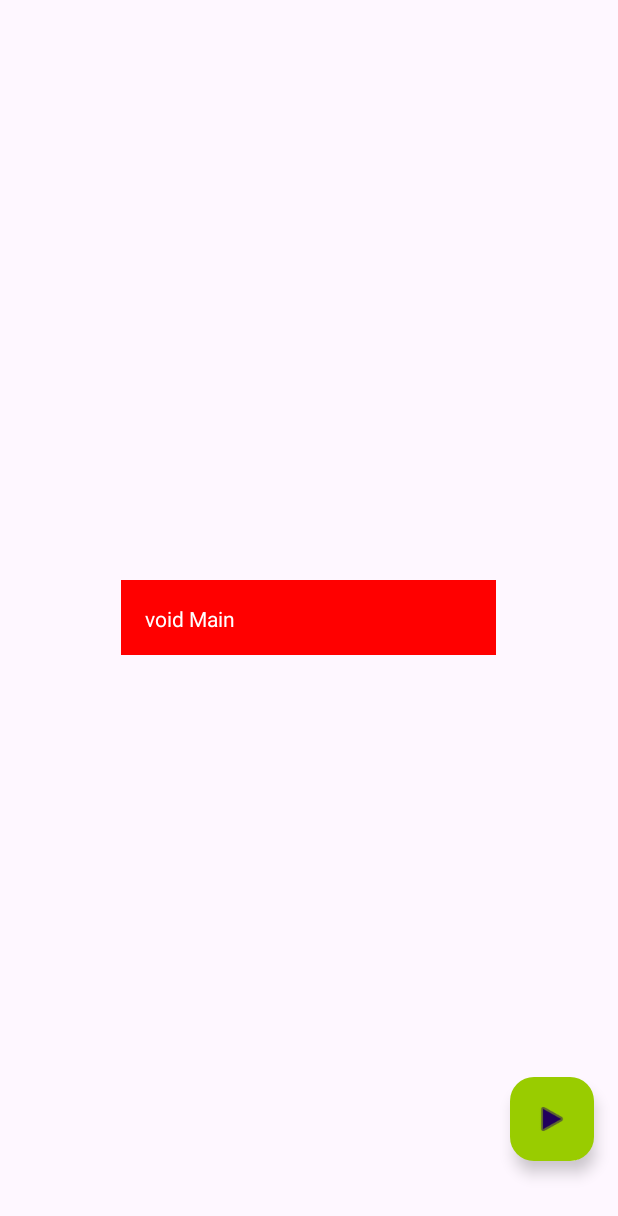
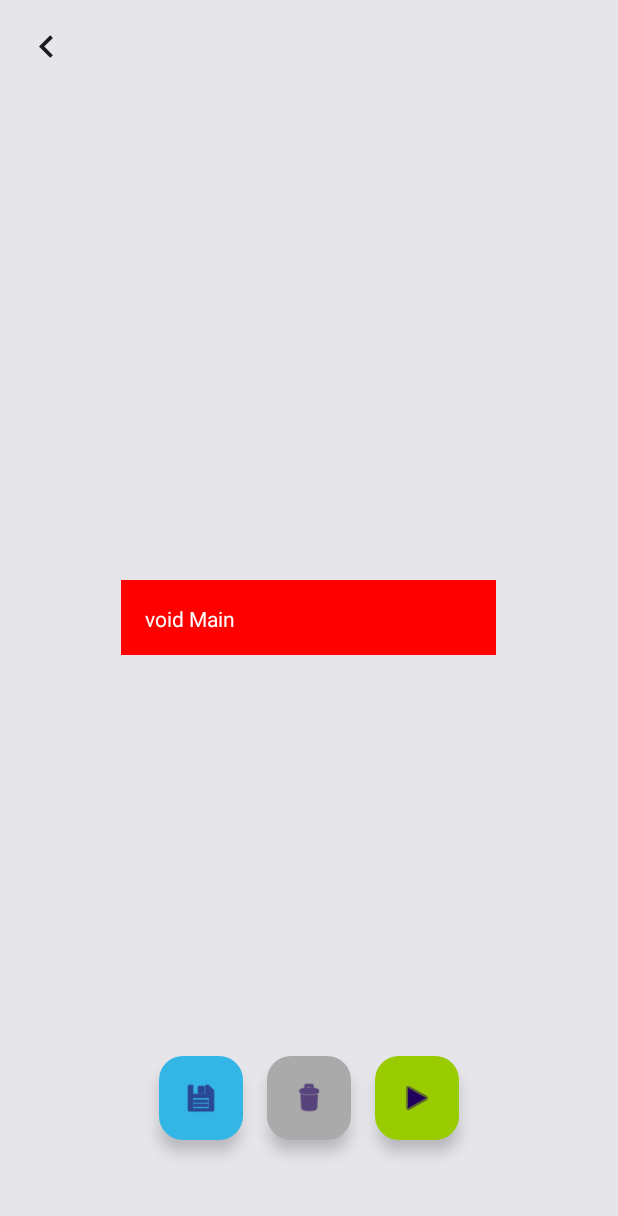
Before and after one commit to Lican1907/mainver2, an Android app: the MainActivity screen opened directly, with no data from a screen before it, on a phone screen of 412 x 824 dp. Shown: the top 1216 px of the screen. Run offline under Robolectric (Android 15) with nearby library versions, the phone set to English and light mode, and no system bars.

Commit message:
ui changes

```diff
--- a/app/src/main/java/com/example/mainver2/StartActivity.kt
+++ b/app/src/main/java/com/example/mainver2/StartActivity.kt
@@ -2,6 +2,7 @@ package com.example.mainver2
 
 import android.content.Intent
 import android.os.Bundle
+import android.widget.Button
 import android.widget.ImageButton
 import androidx.activity.enableEdgeToEdge
 import androidx.appcompat.app.AppCompatActivity
@@ -14,8 +15,8 @@ class StartActivity : AppCompatActivity() {
         setContentView(R.layout.activity_start)
 
         val buttonUser = findViewById<ImageButton>(R.id.imageButtonUser)
-        val buttonCreateProject = findViewById<ImageButton>(R.id.imageButtonCreateProject)
-        val buttonMyPorjects = findViewById<ImageButton>(R.id.imageButtonMyProjects)
+        val buttonCreateProject = findViewById<Button>(R.id.imageButtonCreateProject)
+        val buttonMyPorjects = findViewById<Button>(R.id.imageButtonMyProjects)
 
 
         buttonUser.setOnClickListener {
--- a/app/src/main/res/layout/activity_main.xml
+++ b/app/src/main/res/layout/activity_main.xml
@@ -4,61 +4,102 @@
     xmlns:app="http://schemas.android.com/apk/res-auto"
     android:id="@+id/drawer_layout"
     android:layout_width="match_parent"
-    android:layout_height="match_parent">
+    android:layout_height="match_parent"
+    android:background="@color/light_gray">
+
 
     <RelativeLayout
         android:id="@+id/rootLayout"
         android:layout_width="match_parent"
         android:layout_height="match_parent">
 
+        <ImageButton
+            android:id="@+id/imageButtonBack"
+            android:layout_width="wrap_content"
+            android:layout_height="wrap_content"
+            android:layout_alignParentStart="true"
+            android:layout_alignParentTop="true"
+            android:layout_marginStart="16dp"
+            android:layout_marginTop="16dp"
+            android:background="@android:color/transparent"
+            app:srcCompat="@drawable/ic_back" />
+
+        <LinearLayout
+            android:id="@+id/buttonContainer"
+            android:layout_width="match_parent"
+            android:layout_height="80dp"
+            android:layout_alignParentEnd="true"
+            android:layout_alignParentBottom="true"
+            android:layout_marginEnd="0dp"
+            android:layout_marginBottom="48dp"
+            android:gravity="center_horizontal"
+            android:orientation="horizontal"
+            android:weightSum="3">
+
+            <com.google.android.material.floatingactionbutton.FloatingActionButton
+                android:id="@+id/saveButton"
+                android:layout_width="wrap_content"
+                android:layout_height="wrap_content"
+                android:layout_margin="8dp"
+                android:layout_weight="1"
+                android:backgroundTint="@android:color/holo_blue_light"
+                android:stateListAnimator="@null"
+                app:srcCompat="@android:drawable/ic_menu_save" />
+
+
+
+            <com.google.android.material.floatingactionbutton.FloatingActionButton
+                android:id="@+id/trashBin"
+                android:layout_width="wrap_content"
+                android:layout_height="wrap_content"
+                android:layout_margin="8dp"
+                android:layout_weight="1"
+                android:backgroundTint="@android:color/darker_gray"
+                android:stateListAnimator="@null"
+                app:srcCompat="@android:drawable/ic_menu_delete" />
+
             <com.google.android.material.floatingactionbutton.FloatingActionButton
                 android:id="@+id/runButton"
                 android:layout_width="wrap_content"
                 android:layout_height="wrap_content"
-            android:layout_alignParentEnd="true"
-            android:layout_alignParentBottom="true"
-            android:layout_marginStart="16dp"
-            android:layout_marginTop="16dp"
-            android:layout_marginEnd="16dp"
-            android:layout_marginBottom="50dp"
+                android:layout_margin="8dp"
+                android:layout_weight="1"
                 android:backgroundTint="@android:color/holo_green_light"
-            app:srcCompat="@android:drawable/ic_media_play"/>
+                android:stateListAnimator="@null"
+                app:srcCompat="@android:drawable/ic_media_play" />
+        </LinearLayout>
 
         <com.google.android.material.floatingactionbutton.FloatingActionButton
             android:id="@+id/stopButton"
-            android:visibility="gone"
             android:layout_width="wrap_content"
             android:layout_height="wrap_content"
+            android:visibility="gone"
             android:layout_alignParentEnd="true"
             android:layout_alignParentBottom="true"
-            android:layout_marginStart="16dp"
-            android:layout_marginTop="16dp"
-            android:layout_marginEnd="16dp"
-            android:layout_marginBottom="50dp"
+            android:layout_margin="16dp"
             android:backgroundTint="@android:color/holo_red_light"
-            app:srcCompat="@android:drawable/ic_menu_close_clear_cancel"/>
+            app:srcCompat="@android:drawable/ic_menu_close_clear_cancel"
+            android:stateListAnimator="@null" />
 
         <RelativeLayout
             android:id="@+id/main"
             android:layout_width="250dp"
             android:layout_height="wrap_content"
-            android:layout_centerHorizontal="true"
-            android:layout_centerVertical="true">
+            android:layout_centerInParent="true">
 
             <RelativeLayout
                 android:id="@+id/mainBlock"
                 android:layout_width="match_parent"
-                android:layout_height="wrap_content"
-                android:orientation="vertical">
+                android:layout_height="wrap_content">
 
                 <TextView
                     android:id="@+id/mainText"
                     android:layout_width="match_parent"
                     android:layout_height="50dp"
                     android:background="#FF0000"
-                android:textColor="#FFFFFF"
+                    android:padding="16dp"
                     android:text="void Main"
-                android:padding="16dp" />
+                    android:textColor="#FFFFFF" />
 
                 <TextView
                     android:id="@+id/mainSlot"
@@ -67,30 +108,21 @@
                     android:layout_height="50dp"
                     android:background="#909090"
                     android:visibility="gone"/>
-
             </RelativeLayout>
         </RelativeLayout>
-
-        <ImageView
-            android:id="@+id/trashBin"
-            android:layout_width="70dp"
-            android:layout_height="70dp"
-            android:background="#9B9B9B"
-            android:layout_centerHorizontal="true"
-            android:layout_marginTop="55dp"
-            android:visibility="invisible"/>
 
         <TextView
             android:id="@+id/console"
             android:layout_width="match_parent"
             android:layout_height="300dp"
             android:layout_alignParentBottom="true"
-            android:textColor="#FFFFFF"
             android:background="#2A2A2A"
             android:padding="16dp"
             android:text="test"
+            android:textColor="#FFFFFF"
             android:textSize="20sp"
-            android:visibility="gone"/>
+            android:visibility="gone" />
+
     </RelativeLayout>
 
     <LinearLayout
@@ -98,33 +130,33 @@
         android:layout_width="250dp"
         android:layout_height="match_parent"
         android:layout_gravity="start"
+        android:background="@android:color/white"
         android:orientation="vertical"
-        android:background="@android:color/white"
         android:paddingTop="200dp">
 
         <TextView
             android:layout_width="250dp"
             android:layout_height="50dp"
             android:background="#0000FF"
-            android:textColor="#FFFFFF"
+            android:padding="16dp"
             android:text="Block 1"
-            android:padding="16dp" />
+            android:textColor="#FFFFFF" />
 
         <TextView
             android:layout_width="250dp"
             android:layout_height="50dp"
             android:background="#00FF00"
-            android:textColor="#FFFFFF"
+            android:padding="16dp"
             android:text="Block 2"
-            android:padding="16dp" />
+            android:textColor="#FFFFFF" />
 
         <TextView
             android:layout_width="250dp"
             android:layout_height="50dp"
             android:background="#000000"
-            android:textColor="#FFFFFF"
+            android:padding="16dp"
             android:text="Block 3"
-            android:padding="16dp" />
+            android:textColor="#FFFFFF" />
 
     </LinearLayout>
 
--- a/app/src/main/res/values/colors.xml
+++ b/app/src/main/res/values/colors.xml
@@ -3,4 +3,5 @@
     <color name="black">#FF000000</color>
     <color name="white">#FFFFFFFF</color>
     <color name="light_gray">#E5E5EA</color>
+    <color name="blue_main">#007AFF</color>
 </resources>
--- a/app/src/main/res/values/strings.xml
+++ b/app/src/main/res/values/strings.xml
@@ -1,3 +1,5 @@
 <resources>
     <string name="app_name">Bricode</string>
+    <string name="create_new_project">Create New Project</string>
+    <string name="my_projects">My Projects</string>
 </resources>
```
Also changed, not shown: app/src/main/java/com/example/mainver2/MainActivity.kt (+10 -8 lines), app/src/main/res/layout/activity_start.xml (+44 -35 lines). Lines whose indentation alone changed are shown as unchanged.
